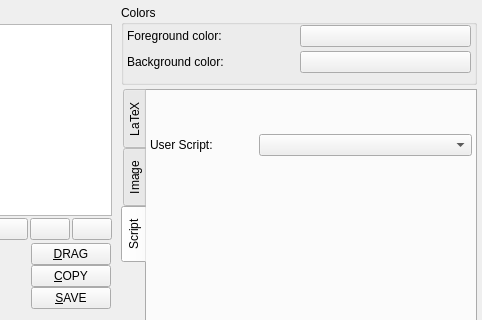
Above: src/klfmainwin.ui from CryFeiFei/klatexformula before the change; both pictures show x 262 to 744 and y 0 to 320 of the 744 by 405 pixel window. Below: the same form after it.
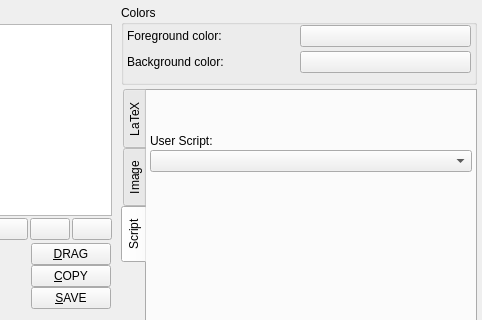
That is the form after the change. The open tabs and pages were chosen to show the change. Icons and pictures are not drawn. Custom widgets are drawn as their Qt base class.

Diff of the .ui file:
```diff
--- a/src/klfmainwin.ui
+++ b/src/klfmainwin.ui
@@ -499,7 +499,7 @@
      </widget>
     </item>
     <item>
-     <widget class="KLFSideWidget" name="frmDetails">
+     <widget class="KLFSideWidget" name="frmDetails" native="true">
       <property name="sizePolicy">
        <sizepolicy hsizetype="Preferred" vsizetype="Preferred">
         <horstretch>1</horstretch>
@@ -543,7 +543,7 @@
           </item>
           <item row="0" column="1">
            <widget class="KLFColorChooser" name="colFg">
-            <property name="alphaEnabled">
+            <property name="alphaEnabled" stdset="0">
              <bool>false</bool>
             </property>
            </widget>
@@ -560,13 +560,13 @@
           </item>
           <item row="1" column="1">
            <widget class="KLFColorChooser" name="colBg">
-            <property name="allowDefaultState">
+            <property name="allowDefaultState" stdset="0">
              <bool>true</bool>
             </property>
-            <property name="defaultStateString">
+            <property name="defaultStateString" stdset="0">
              <string extracomment="background color selector">Transparent</string>
             </property>
-            <property name="alphaEnabled">
+            <property name="alphaEnabled" stdset="0">
              <bool>false</bool>
             </property>
            </widget>
@@ -932,8 +932,8 @@
           <attribute name="title">
            <string>Script</string>
           </attribute>
-          <layout class="QGridLayout" name="gridLayout">
-           <item row="1" column="0">
+          <layout class="QGridLayout" name="lyt_tabUserScript">
+           <item row="1" column="0" colspan="2">
             <widget class="QLabel" name="lblUserScript">
              <property name="sizePolicy">
               <sizepolicy hsizetype="Preferred" vsizetype="Preferred">
@@ -946,17 +946,7 @@
              </property>
             </widget>
            </item>
-           <item row="1" column="1">
-            <widget class="QComboBox" name="cbxUserScript">
-             <property name="sizePolicy">
-              <sizepolicy hsizetype="Preferred" vsizetype="Fixed">
-               <horstretch>2</horstretch>
-               <verstretch>0</verstretch>
-              </sizepolicy>
-             </property>
-            </widget>
-           </item>
-           <item row="2" column="0">
+           <item row="3" column="0">
             <spacer name="vspcScript2">
              <property name="orientation">
               <enum>Qt::Vertical</enum>
@@ -985,13 +975,23 @@
              </property>
             </spacer>
            </item>
-           <item row="3" column="0" colspan="2">
+           <item row="4" column="0" colspan="2">
             <widget class="QPushButton" name="btnShowLastUserScriptOutput">
              <property name="text">
               <string>View last script output ...</string>
              </property>
             </widget>
            </item>
+           <item row="2" column="0" colspan="2">
+            <widget class="QComboBox" name="cbxUserScript">
+             <property name="sizePolicy">
+              <sizepolicy hsizetype="Preferred" vsizetype="Fixed">
+               <horstretch>2</horstretch>
+               <verstretch>0</verstretch>
+              </sizepolicy>
+             </property>
+            </widget>
+           </item>
           </layout>
          </widget>
         </widget>
```
